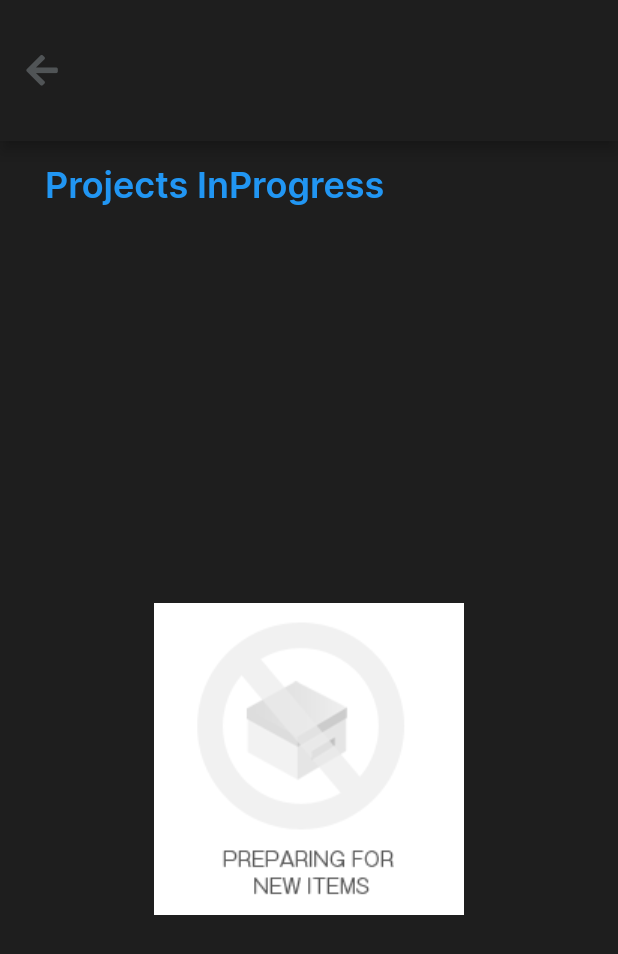
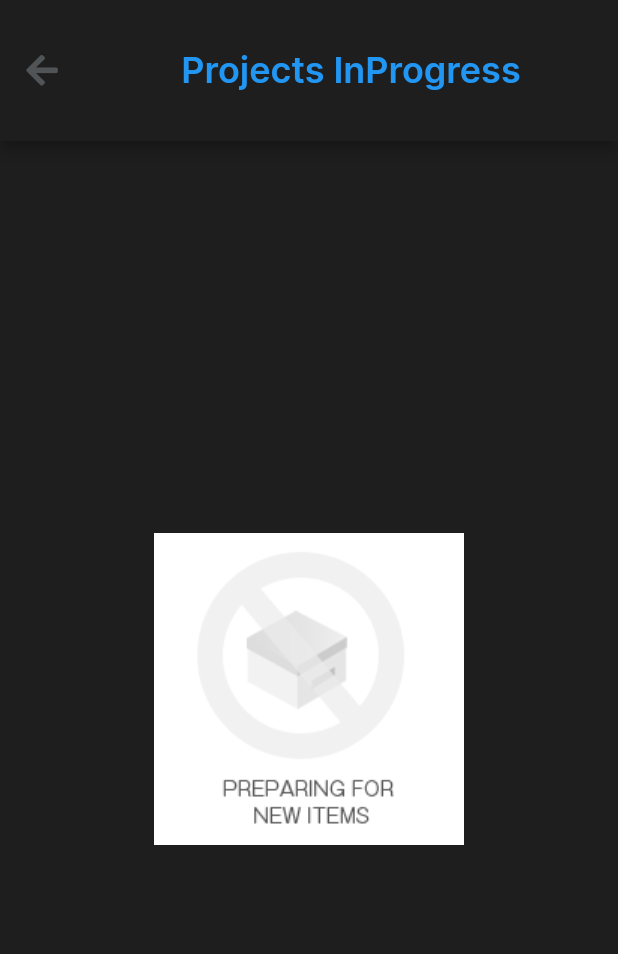
Before and after one commit to thenaijadev/Foundation_bat, a Flutter app: the InprogressPage screen opened by its route, on a phone screen of 412 x 824 dp. Shown: the top 954 px of the screen. Run offline on Flutter 3.47's test engine with Material 2 defaults, Android fonts, the phone set to English and light mode, and no system bars; our stand-ins replace cached_network_image, carousel_slider, flutter_native_splash, fluttertoast, font_awesome_flutter, hive_flutter and 3 more; missing offline and left inert: cached_video_player, dropdownfield2; accounts and stored records are empty; network calls fail; project files that could hold a hidden picture were left out.

Commit message:
modified:   lib/Screens/inprogress_project.dart

```diff
--- a/lib/Screens/inprogress_project.dart
+++ b/lib/Screens/inprogress_project.dart
@@ -86,6 +86,12 @@ class _InprogressPageState extends State<InprogressPage> {
       child: Scaffold(
         backgroundColor: Theme.of(context).primaryColor,
         appBar: AppBar(
+          title: Center(
+            child: Text(
+                  'Projects InProgress',
+                  style: kSigningtextstyle,
+                ),
+          ),
           toolbarHeight: 94,
           backgroundColor: Theme.of(context).primaryColor,
           leading: Padding(
@@ -104,13 +110,7 @@ class _InprogressPageState extends State<InprogressPage> {
         body: Column(
           crossAxisAlignment: CrossAxisAlignment.start,
           children: [
-            Container(
-              margin: EdgeInsets.only(top: 15, left: 30, bottom: 50),
-              child: Text(
-                'Projects InProgress',
-                style: kSigningtextstyle,
-              ),
-            ),
+
             Expanded(
               child: provider.allInprogressProjects == null
                   ? Center(
@@ -144,7 +144,7 @@ class _InprogressPageState extends State<InprogressPage> {
                                   // height: 202,
                                   width: 237,
                                   margin: EdgeInsets.only(
-                                      left: 36.27, right: 15.0, bottom: 15.0, top: 10),
+                                      left: 36.27, right: 15.0, bottom: 15.0, top: 30),
                                   // margin: EdgeInsets.only(
                                   //     bottom: 15.0, left: 30, right: 30),
                                   decoration: BoxDecoration(
```
